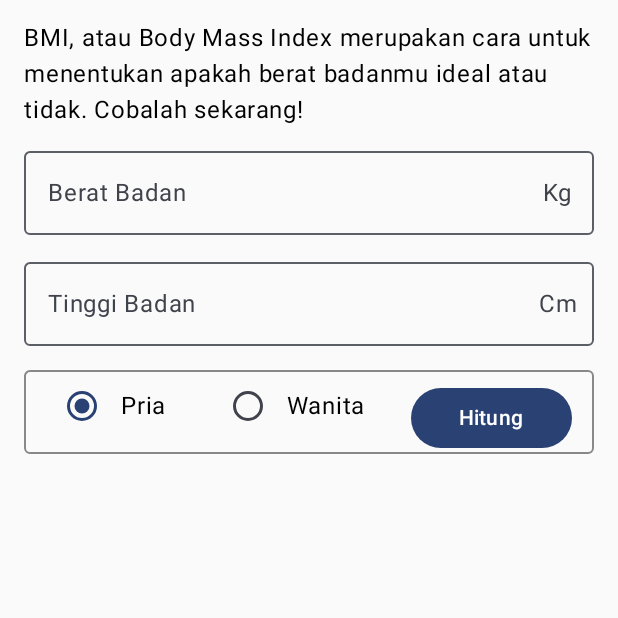
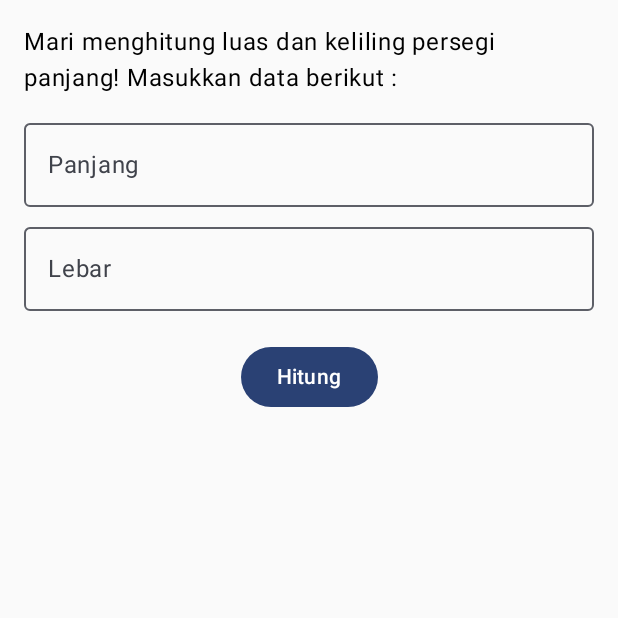
Before and after one commit to gedeastu/Jetpack_Compose_Drill, an Android app built with Jetpack Compose: the screen it shows after launch (MainActivity), on a phone screen of 412 x 824 dp, the top half of it. Run offline under Robolectric (Android 15) with nearby library versions, the phone set to English and light mode, and no system bars; our stand-ins replace constraintlayout-compose; Roboto replaces fonts that are not available here.

Commit message:
update about Square Formula app

```diff
--- a/app/src/main/java/com/example/main/BMIapp/countBMI.kt
+++ /dev/null
@@ -1,4 +0,0 @@
-package com.example.main.BMIapp
-
-import com.example.main.R
-import kotlin.math.pow
--- a/app/src/main/java/com/example/main/MainActivity.kt
+++ b/app/src/main/java/com/example/main/MainActivity.kt
@@ -39,7 +39,6 @@ import androidx.compose.runtime.Composable
 import androidx.compose.runtime.MutableState
 import androidx.compose.runtime.mutableStateOf
 import androidx.compose.runtime.remember
-import androidx.compose.runtime.rememberCoroutineScope
 import androidx.compose.ui.Alignment
 import androidx.compose.ui.ExperimentalComposeUiApi
 import androidx.compose.ui.Modifier
@@ -49,9 +48,6 @@ import androidx.compose.ui.graphics.Color
 import androidx.compose.ui.graphics.painter.Painter
 import androidx.compose.ui.layout.ContentScale
 import androidx.compose.ui.layout.layoutId
-import androidx.compose.ui.platform.LocalContext
-import androidx.compose.ui.platform.LocalFocusManager
-import androidx.compose.ui.platform.LocalSoftwareKeyboardController
 import androidx.compose.ui.platform.SoftwareKeyboardController
 import androidx.compose.ui.text.SpanStyle
 import androidx.compose.ui.text.TextStyle
@@ -66,12 +62,10 @@ import androidx.compose.ui.text.withStyle
 import androidx.compose.ui.tooling.preview.Preview
 import androidx.compose.ui.unit.dp
 import androidx.compose.ui.unit.sp
-import androidx.constraintlayout.compose.ChainStyle
 import androidx.constraintlayout.compose.ConstraintLayout
 import androidx.constraintlayout.compose.ConstraintSet
-import androidx.constraintlayout.compose.Dimension
-import com.example.main.BMIapp.BMIScreen
-import com.example.main.simpleAnimations.SimpleAnimations
+import com.example.main.bmiApp.BmiScreen
+import com.example.main.squareFormula.SquareFormulaScreen
 import com.example.main.ui.theme.MainTheme
 import kotlinx.coroutines.CoroutineScope
 import kotlinx.coroutines.launch
@@ -86,7 +80,9 @@ class MainActivity : ComponentActivity() {
                 mutableStateOf("")
             }
             MainTheme {
-                BMIScreen()
+                SquareFormulaScreen()
+
+                //BmiScreen()
 
                 //Simple Animation
                 //SimpleAnimations()
--- a/app/src/main/java/com/example/main/BMIapp/BMIScreen.kt
+++ b/app/src/main/java/com/example/main/bmiApp/bmiScreen.kt
@@ -1,4 +1,4 @@
-package com.example.main.BMIapp
+package com.example.main.bmiApp
 
 import androidx.compose.foundation.border
 import androidx.compose.foundation.layout.Arrangement
@@ -8,10 +8,12 @@ import androidx.compose.foundation.layout.Row
 import androidx.compose.foundation.layout.fillMaxSize
 import androidx.compose.foundation.layout.fillMaxWidth
 import androidx.compose.foundation.layout.padding
-import androidx.compose.foundation.selection.selectable
 import androidx.compose.foundation.shape.RoundedCornerShape
 import androidx.compose.foundation.text.KeyboardOptions
+import androidx.compose.material.icons.Icons
+import androidx.compose.material.icons.filled.Warning
 import androidx.compose.material3.Button
+import androidx.compose.material3.Divider
 import androidx.compose.material3.ExperimentalMaterial3Api
 import androidx.compose.material3.MaterialTheme
 import androidx.compose.material3.OutlinedTextField
@@ -26,7 +28,6 @@ import androidx.compose.ui.Alignment
 import androidx.compose.ui.Modifier
 import androidx.compose.ui.graphics.Color
 import androidx.compose.ui.res.stringResource
-import androidx.compose.ui.semantics.Role
 import androidx.compose.ui.text.input.ImeAction
 import androidx.compose.ui.text.input.KeyboardType
 import androidx.compose.ui.unit.dp
@@ -35,13 +36,20 @@ import kotlin.math.pow
 
 @OptIn(ExperimentalMaterial3Api::class)
 @Composable
-fun BMIScreen(modifier: Modifier = Modifier){
+@JvmName("bmiScreenMain")
+fun BmiScreen() {
 
     var berat by remember {
         mutableStateOf("")
     }
+    var beratError by remember {
+        mutableStateOf(false)
+    }
     var tinggi by remember {
         mutableStateOf("")
+    }
+    var tinggiError by remember {
+        mutableStateOf(false)
     }
     var bmi by remember {
         mutableStateOf(0f)
@@ -53,9 +61,10 @@ fun BMIScreen(modifier: Modifier = Modifier){
         stringResource(id = R.string.pria),
         stringResource(id = R.string.wanita)
     )
-    var gender by remember {
+    val gender by remember {
         mutableStateOf(radioOptions[0])
     }
+
 
     Column(modifier = Modifier
         .fillMaxSize()
@@ -86,8 +95,10 @@ fun BMIScreen(modifier: Modifier = Modifier){
                 .fillMaxWidth()
                 .padding(vertical = 10.dp),
             trailingIcon = {
-                Text(text = stringResource(id = R.string.kg))
+                IconPicker(isError = beratError, unit = "Kg")
             },
+            isError = beratError,
+            supportingText = { ErrorHint(isError = beratError) }
         )
 
         //TextField Tinggi
@@ -108,8 +119,10 @@ fun BMIScreen(modifier: Modifier = Modifier){
                 .fillMaxWidth()
                 .padding(bottom = 10.dp),
             trailingIcon = {
-                Text(text = stringResource(id = R.string.cm))
+                IconPicker(isError = tinggiError, unit = "Cm")
             },
+            isError = tinggiError,
+            supportingText = { ErrorHint(isError = tinggiError) }
         )
 
         //Radio
@@ -118,23 +131,31 @@ fun BMIScreen(modifier: Modifier = Modifier){
             .border(1.dp, Color.Gray, RoundedCornerShape(4.dp))
             .fillMaxWidth(), horizontalArrangement = Arrangement.SpaceAround){
             radioOptions.forEach{ value ->
-                GenderOptions(label = value, isSelected = gender == value, modifier = Modifier
-                    .selectable(
-                        selected = gender == value,
-                        onClick = { gender = value },
-                        role = Role.RadioButton
+                GenderOptions(
+                    label = value, isSelected = gender == value
                 )
-                    .weight(1f)
-                    .padding(16.dp))
+            }
         }
 
         //Tombol Counting
         Button(onClick = {
+            beratError = (berat == ""||berat == "0")
+            tinggiError = (tinggi == ""||tinggi == "0")
             bmi = countBMI(berat = berat.toFloat(), tinggi = tinggi.toFloat())
             kategori = getKategori( bmi = bmi, isMale = gender == radioOptions[0])
+            print(bmi)
+            print(kategori)
         }, modifier = Modifier.padding(top = 8.dp), contentPadding = PaddingValues(horizontal = 32.dp)) {
             Text(text = stringResource(id = R.string.hitung))
         }
+
+        if (bmi != 0f){
+            Divider(
+                modifier = Modifier.padding(vertical = 8.dp),
+                thickness = 1.dp
+            )
+            Text(text = stringResource(id = R.string.bmi_x, bmi), style = MaterialTheme.typography.titleLarge)
+            Text(text = stringResource(id = kategori).uppercase(), style = MaterialTheme.typography.headlineLarge)
         }
     }
 
@@ -142,14 +163,30 @@ fun BMIScreen(modifier: Modifier = Modifier){
 
 
 @Composable
-fun GenderOptions(label:String, isSelected:Boolean, modifier: Modifier){
+fun GenderOptions(label: String, isSelected: Boolean){
     Row(modifier = Modifier, verticalAlignment = Alignment.CenterVertically){
-        RadioButton(selected = isSelected, onClick = {  })
+        RadioButton(selected = isSelected, onClick = null)
         Text(
             text = label,
             style = MaterialTheme.typography.bodyLarge,
             modifier = Modifier.padding(start = 2.dp)
         )
+    }
+}
+
+@Composable
+fun IconPicker(isError: Boolean, unit: String){
+    if (isError){
+        androidx.compose.material3.Icon(imageVector = Icons.Filled.Warning, contentDescription = "warning")
+    }else{
+        Text(text = unit)
+    }
+}
+
+@Composable
+fun ErrorHint(isError:Boolean){
+    if (isError){
+        Text(text = stringResource(id = R.string.input_invalid))
     }
 }
 
--- /dev/null
+++ b/app/src/main/java/com/example/main/squareFormula/SquareFormulaScreen.kt
@@ -0,0 +1,98 @@
+package com.example.main.squareFormula
+
+import androidx.compose.foundation.layout.Column
+import androidx.compose.foundation.layout.fillMaxSize
+import androidx.compose.foundation.layout.fillMaxWidth
+import androidx.compose.foundation.layout.padding
+import androidx.compose.foundation.text.KeyboardOptions
+import androidx.compose.material3.Button
+import androidx.compose.material3.Divider
+import androidx.compose.material3.ExperimentalMaterial3Api
+import androidx.compose.material3.OutlinedTextField
+import androidx.compose.material3.Text
+import androidx.compose.runtime.Composable
+import androidx.compose.runtime.getValue
+import androidx.compose.runtime.mutableStateOf
+import androidx.compose.runtime.remember
+import androidx.compose.runtime.setValue
+import androidx.compose.ui.Alignment
+import androidx.compose.ui.Modifier
+import androidx.compose.ui.res.stringResource
+import androidx.compose.ui.text.input.ImeAction
+import androidx.compose.ui.text.input.KeyboardType
+import androidx.compose.ui.unit.dp
+import com.example.main.R
+
+@OptIn(ExperimentalMaterial3Api::class)
+@Composable
+fun SquareFormulaScreen(){
+    var panjang by remember {
+        mutableStateOf("")
+    }
+    var lebar by remember {
+        mutableStateOf("")
+    }
+    var luas by remember {
+        mutableStateOf(0f)
+    }
+    var keliling by remember {
+        mutableStateOf(0f)
+    }
+    Column(modifier = Modifier
+        .fillMaxSize()
+        .padding(16.dp)){
+
+        Text(text = stringResource(id = R.string.square_formula_intro), modifier = Modifier.padding(bottom = 10.dp))
+
+        Column(horizontalAlignment = Alignment.CenterHorizontally, modifier = Modifier.fillMaxWidth()){
+            OutlinedTextField(
+                value = panjang,
+                onValueChange = {panjang = it},
+                label = {
+                    Text(text = stringResource(id = R.string.panjang))
+                },
+                keyboardOptions = KeyboardOptions(
+                    keyboardType = KeyboardType.Number,
+                    imeAction = ImeAction.Done
+                ),
+                modifier = Modifier
+                    .fillMaxWidth()
+                    .padding(bottom = 5.dp)
+            )
+            OutlinedTextField(
+                value = lebar,
+                onValueChange = {lebar = it},
+                label = {
+                    Text(text = stringResource(id = R.string.Lebar))
+                },
+                keyboardOptions = KeyboardOptions(
+                    keyboardType = KeyboardType.Number,
+                    imeAction = ImeAction.Done
+                ),
+                modifier = Modifier.fillMaxWidth()
+            )
+            Button(onClick = {
+                luas = luasFormula(panjang.toFloat(),lebar.toFloat())
+                keliling = kelilingFormula(panjang.toFloat(),lebar.toFloat())
+            },modifier = Modifier.padding(bottom = 20.dp, top = 20.dp),) {
+                Text(text = stringResource(id = R.string.Hitung))
+            }
+
+            if (keliling != 0f && luas != 0f){
+                Divider(
+                    modifier = Modifier.padding(vertical = 8.dp),
+                    thickness = 1.dp
+                )
+                Text(text = stringResource(id = R.string.Luas_x,luas))
+                Text(text = stringResource(id = R.string.Keliling_x,keliling))
+            }
+        }
+    }
+}
+private fun luasFormula(panjang:Float,lebar:Float) : Float{
+    return panjang * lebar
+}
+
+private fun kelilingFormula(panjang: Float, lebar: Float) : Float{
+    return 2 * (panjang + lebar)
+}
--- a/app/src/main/res/values/strings.xml
+++ b/app/src/main/res/values/strings.xml
@@ -1,5 +1,7 @@
 <resources>
     <string name="app_name">Main</string>
+
+    <!--BMI Strings values-->
     <string name="bmi_intro">
         BMI, atau Body Mass Index merupakan cara untuk menentukan apakah berat badanmu ideal atau tidak. Cobalah sekarang!
     </string>
@@ -34,4 +36,33 @@
     <string name="gemuk">
         Gemuk
     </string>
+    <string name="input_invalid">
+        Tidak Boleh Kosong
+    </string>
+
+    <!--Square Formula Strings values-->
+    <string name="square_formula_intro">
+        Mari menghitung luas dan keliling persegi panjang! Masukkan data berikut :
+    </string>
+    <string name="panjang">
+        Panjang
+    </string>
+    <string name="Lebar">
+        Lebar
+    </string>
+    <string name="Hitung">
+        Hitung
+    </string>
+    <string name="Luas">
+        Luas
+    </string>
+    <string name="Luas_x">
+        Luas: %1$.2f
+    </string>
+    <string name="Keliling">
+        Keliling
+    </string>
+    <string name="Keliling_x">
+        Keliling: %1$.2f
+    </string>
 </resources>
```
Lines whose indentation alone changed are shown as unchanged.
